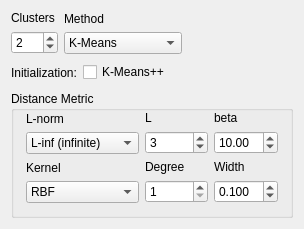
Before: the Qt Designer form _AlgorithmsPlugins/KernelMethods/paramsKM.ui in b4silio/MLDemos, drawn with Qt 5.
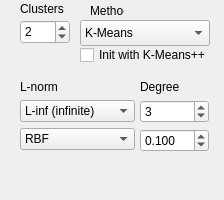
After: the same form once the commit is applied.

Commit message: CHANGED: Cleanup of the option widgets to have something more organised and unifor CHANGED: Algorithm options pane can no longer be resized ADDED: MeanShift clustering FIXED: The Axis display now show lines at meaningful intervals (and also, what is shown is what the value is)

```diff
--- a/_AlgorithmsPlugins/KernelMethods/paramsKM.ui
+++ b/_AlgorithmsPlugins/KernelMethods/paramsKM.ui
@@ -6,61 +6,22 @@
    <rect>
     <x>0</x>
     <y>0</y>
-    <width>304</width>
-    <height>229</height>
+    <width>224</width>
+    <height>200</height>
    </rect>
   </property>
   <property name="windowTitle">
    <string>Form</string>
   </property>
-  <layout class="QVBoxLayout" name="verticalLayout_6">
-   <property name="spacing">
-    <number>0</number>
-   </property>
-   <item>
-    <widget class="QWidget" name="widget_5" native="true">
-     <layout class="QHBoxLayout" name="horizontalLayout_3">
-      <property name="leftMargin">
-       <number>0</number>
-      </property>
-      <property name="topMargin">
-       <number>0</number>
-      </property>
-      <property name="rightMargin">
-       <number>0</number>
-      </property>
-      <property name="bottomMargin">
-       <number>0</number>
-      </property>
-      <item>
-       <widget class="QWidget" name="widget_6" native="true">
-        <layout class="QVBoxLayout" name="verticalLayout_4">
-         <property name="leftMargin">
-          <number>0</number>
-         </property>
-         <property name="topMargin">
-          <number>0</number>
-         </property>
-         <property name="rightMargin">
-          <number>0</number>
-         </property>
-         <property name="bottomMargin">
-          <number>0</number>
-         </property>
-         <item>
-          <widget class="QLabel" name="label_11">
-           <property name="font">
-            <font>
-             <pointsize>9</pointsize>
-            </font>
-           </property>
-           <property name="text">
-            <string>Clusters</string>
-           </property>
-          </widget>
-         </item>
-         <item>
           <widget class="QSpinBox" name="kmeansClusterSpin">
+   <property name="geometry">
+    <rect>
+     <x>20</x>
+     <y>20</y>
+     <width>50</width>
+     <height>24</height>
+    </rect>
+   </property>
            <property name="font">
             <font>
              <pointsize>9</pointsize>
@@ -79,39 +40,39 @@
             <number>2</number>
            </property>
           </widget>
-         </item>
-        </layout>
-       </widget>
-      </item>
-      <item>
-       <widget class="QWidget" name="widget_7" native="true">
-        <layout class="QVBoxLayout" name="verticalLayout_5">
-         <property name="leftMargin">
-          <number>0</number>
-         </property>
-         <property name="topMargin">
-          <number>0</number>
-         </property>
-         <property name="rightMargin">
-          <number>0</number>
-         </property>
-         <property name="bottomMargin">
-          <number>0</number>
-         </property>
-         <item>
-          <widget class="QLabel" name="label">
+  <widget class="QCheckBox" name="KMeansPlusPlusCheckBox">
+   <property name="geometry">
+    <rect>
+     <x>80</x>
+     <y>46</y>
+     <width>142</width>
+     <height>18</height>
+    </rect>
+   </property>
            <property name="font">
             <font>
              <pointsize>9</pointsize>
             </font>
            </property>
            <property name="text">
-            <string>Method</string>
-           </property>
-          </widget>
-         </item>
-         <item>
+    <string>Init with K-Means++</string>
+   </property>
+   <property name="checkable">
+    <bool>true</bool>
+   </property>
+   <property name="checked">
+    <bool>false</bool>
+   </property>
+  </widget>
           <widget class="QComboBox" name="kmeansMethodCombo">
+   <property name="geometry">
+    <rect>
+     <x>80</x>
+     <y>20</y>
+     <width>130</width>
+     <height>26</height>
+    </rect>
+   </property>
            <property name="font">
             <font>
              <pointsize>9</pointsize>
@@ -140,108 +101,52 @@
             </property>
            </item>
           </widget>
-         </item>
-        </layout>
-       </widget>
-      </item>
-      <item>
-       <spacer name="horizontalSpacer_2">
-        <property name="orientation">
-         <enum>Qt::Horizontal</enum>
-        </property>
-        <property name="sizeHint" stdset="0">
-         <size>
-          <width>40</width>
-          <height>20</height>
-         </size>
-        </property>
-       </spacer>
-      </item>
-     </layout>
-    </widget>
-   </item>
-   <item>
-    <widget class="QWidget" name="widget_4" native="true">
-     <layout class="QHBoxLayout" name="horizontalLayout_2">
-      <property name="leftMargin">
-       <number>0</number>
-      </property>
-      <property name="topMargin">
-       <number>0</number>
-      </property>
-      <property name="rightMargin">
-       <number>0</number>
-      </property>
-      <property name="bottomMargin">
-       <number>0</number>
-      </property>
-      <item>
-       <widget class="QLabel" name="label_3">
+  <widget class="QLabel" name="label_11">
+   <property name="geometry">
+    <rect>
+     <x>20</x>
+     <y>1</y>
+     <width>50</width>
+     <height>16</height>
+    </rect>
+   </property>
         <property name="font">
          <font>
           <pointsize>9</pointsize>
          </font>
         </property>
         <property name="text">
-         <string>Initialization:</string>
-        </property>
-       </widget>
-      </item>
-      <item>
-       <widget class="QCheckBox" name="KMeansPlusPlusCheckBox">
+    <string>Clusters</string>
+   </property>
+  </widget>
+  <widget class="QLabel" name="label">
+   <property name="geometry">
+    <rect>
+     <x>90</x>
+     <y>3</y>
+     <width>34</width>
+     <height>16</height>
+    </rect>
+   </property>
         <property name="font">
          <font>
           <pointsize>9</pointsize>
          </font>
         </property>
         <property name="text">
-         <string>K-Means++</string>
-        </property>
-        <property name="checkable">
-         <bool>true</bool>
-        </property>
-        <property name="checked">
-         <bool>false</bool>
-        </property>
-       </widget>
-      </item>
-      <item>
-       <spacer name="horizontalSpacer">
-        <property name="orientation">
-         <enum>Qt::Horizontal</enum>
-        </property>
-        <property name="sizeHint" stdset="0">
-         <size>
-          <width>137</width>
-          <height>20</height>
-         </size>
-        </property>
-       </spacer>
-      </item>
-     </layout>
-    </widget>
-   </item>
-   <item>
-    <widget class="QGroupBox" name="DistanceMetricGroupBox">
-     <property name="title">
-      <string>Distance Metric</string>
-     </property>
-     <layout class="QHBoxLayout" name="horizontalLayout">
-      <property name="leftMargin">
-       <number>12</number>
-      </property>
-      <property name="topMargin">
-       <number>0</number>
-      </property>
-      <property name="rightMargin">
-       <number>12</number>
-      </property>
-      <property name="bottomMargin">
-       <number>12</number>
-      </property>
-      <item>
+    <string>Method</string>
+   </property>
+  </widget>
        <widget class="QWidget" name="widget" native="true">
-        <layout class="QVBoxLayout" name="verticalLayout">
+   <property name="geometry">
+    <rect>
+     <x>20</x>
+     <y>80</y>
+     <width>115</width>
+     <height>101</height>
+    </rect>
+   </property>
+   <layout class="QVBoxLayout" name="verticalLayout" stretch="0,1">
          <property name="leftMargin">
           <number>0</number>
          </property>
@@ -267,6 +172,21 @@
           </widget>
          </item>
          <item>
+     <widget class="QWidget" name="widget_3" native="true">
+      <layout class="QVBoxLayout" name="verticalLayout_3">
+       <property name="leftMargin">
+        <number>0</number>
+       </property>
+       <property name="topMargin">
+        <number>0</number>
+       </property>
+       <property name="rightMargin">
+        <number>0</number>
+       </property>
+       <property name="bottomMargin">
+        <number>0</number>
+       </property>
+       <item>
           <widget class="QComboBox" name="kmeansNormCombo">
            <property name="font">
             <font>
@@ -301,18 +221,6 @@
            </item>
           </widget>
          </item>
-         <item>
-          <widget class="QLabel" name="labelKernel">
-           <property name="font">
-            <font>
-             <pointsize>9</pointsize>
-            </font>
-           </property>
-           <property name="text">
-            <string>Kernel</string>
-           </property>
-          </widget>
-         </item>
          <item>
           <widget class="QComboBox" name="kernelTypeCombo">
            <property name="font">
@@ -343,12 +251,34 @@
            </item>
           </widget>
          </item>
-        </layout>
-       </widget>
-      </item>
       <item>
+        <spacer name="verticalSpacer">
+         <property name="orientation">
+          <enum>Qt::Vertical</enum>
+         </property>
+         <property name="sizeHint" stdset="0">
+          <size>
+           <width>20</width>
+           <height>40</height>
+          </size>
+         </property>
+        </spacer>
+       </item>
+      </layout>
+     </widget>
+    </item>
+   </layout>
+  </widget>
        <widget class="QWidget" name="widget_2" native="true">
-        <layout class="QVBoxLayout" name="verticalLayout_3">
+   <property name="geometry">
+    <rect>
+     <x>140</x>
+     <y>80</y>
+     <width>69</width>
+     <height>101</height>
+    </rect>
+   </property>
+   <layout class="QVBoxLayout" name="verticalLayout_2" stretch="0,1">
          <property name="leftMargin">
           <number>0</number>
          </property>
@@ -361,39 +291,6 @@
          <property name="bottomMargin">
           <number>0</number>
          </property>
-         <item>
-          <widget class="QLabel" name="labelPower">
-           <property name="font">
-            <font>
-             <pointsize>9</pointsize>
-            </font>
-           </property>
-           <property name="text">
-            <string>L</string>
-           </property>
-          </widget>
-         </item>
-         <item>
-          <widget class="QSpinBox" name="kmeansNormSpin">
-           <property name="font">
-            <font>
-             <pointsize>9</pointsize>
-            </font>
-           </property>
-           <property name="toolTip">
-            <string>Power for the Lp norm</string>
-           </property>
-           <property name="minimum">
-            <number>1</number>
-           </property>
-           <property name="maximum">
-            <number>99</number>
-           </property>
-           <property name="value">
-            <number>3</number>
-           </property>
-          </widget>
-         </item>
          <item>
           <widget class="QLabel" name="param1Label">
            <property name="font">
@@ -407,36 +304,8 @@
           </widget>
          </item>
          <item>
-          <widget class="QDoubleSpinBox" name="kernelDegSpin">
-           <property name="font">
-            <font>
-             <pointsize>9</pointsize>
-            </font>
-           </property>
-           <property name="toolTip">
-            <string>Width of the kernel (gamma)
-RBF and Polynomial only</string>
-           </property>
-           <property name="decimals">
-            <number>0</number>
-           </property>
-           <property name="minimum">
-            <double>1.000000000000000</double>
-           </property>
-           <property name="singleStep">
-            <double>1.000000000000000</double>
-           </property>
-           <property name="value">
-            <double>1.000000000000000</double>
-           </property>
-          </widget>
-         </item>
-        </layout>
-       </widget>
-      </item>
-      <item>
-       <widget class="QWidget" name="widget_3" native="true">
-        <layout class="QVBoxLayout" name="verticalLayout_2">
+     <widget class="QWidget" name="widget_4" native="true">
+      <layout class="QVBoxLayout" name="verticalLayout_4">
          <property name="leftMargin">
           <number>0</number>
          </property>
@@ -450,52 +319,32 @@
           <number>0</number>
          </property>
          <item>
-          <widget class="QLabel" name="labelBeta">
-           <property name="font">
-            <font>
-             <pointsize>9</pointsize>
-            </font>
-           </property>
-           <property name="text">
-            <string>beta</string>
-           </property>
-          </widget>
-         </item>
-         <item>
-          <widget class="QDoubleSpinBox" name="kmeansBetaSpin">
+        <widget class="QDoubleSpinBox" name="param1Spin">
            <property name="font">
             <font>
              <pointsize>9</pointsize>
             </font>
            </property>
            <property name="toolTip">
-            <string>Stiffness parameter for Soft K-Means</string>
-           </property>
-           <property name="maximum">
-            <double>999.990000000000009</double>
+          <string>Width of the kernel (gamma)
+RBF and Polynomial only</string>
+         </property>
+         <property name="decimals">
+          <number>0</number>
+         </property>
+         <property name="minimum">
+          <double>1.000000000000000</double>
            </property>
            <property name="singleStep">
             <double>0.100000000000000</double>
            </property>
            <property name="value">
-            <double>10.000000000000000</double>
+          <double>3.000000000000000</double>
            </property>
           </widget>
          </item>
          <item>
-          <widget class="QLabel" name="param2Label">
-           <property name="font">
-            <font>
-             <pointsize>9</pointsize>
-            </font>
-           </property>
-           <property name="text">
-            <string>Width</string>
-           </property>
-          </widget>
-         </item>
-         <item>
-          <widget class="QDoubleSpinBox" name="kernelWidthSpin">
+        <widget class="QDoubleSpinBox" name="param2Spin">
            <property name="font">
             <font>
              <pointsize>9</pointsize>
@@ -511,6 +360,9 @@
            <property name="minimum">
             <double>0.001000000000000</double>
            </property>
+         <property name="maximum">
+          <double>999.990000000000009</double>
+         </property>
            <property name="singleStep">
             <double>0.010000000000000</double>
            </property>
@@ -519,13 +371,24 @@
            </property>
           </widget>
          </item>
-        </layout>
-       </widget>
+       <item>
+        <spacer name="verticalSpacer_2">
+         <property name="orientation">
+          <enum>Qt::Vertical</enum>
+         </property>
+         <property name="sizeHint" stdset="0">
+          <size>
+           <width>20</width>
+           <height>40</height>
+          </size>
+         </property>
+        </spacer>
       </item>
      </layout>
     </widget>
    </item>
   </layout>
+  </widget>
  </widget>
  <resources/>
  <connections/>
```
Left out of the diff: 4 changed lines with no effect on the pictures. Lines whose indentation alone changed are shown as unchanged. The commit also changes 52 other files.
